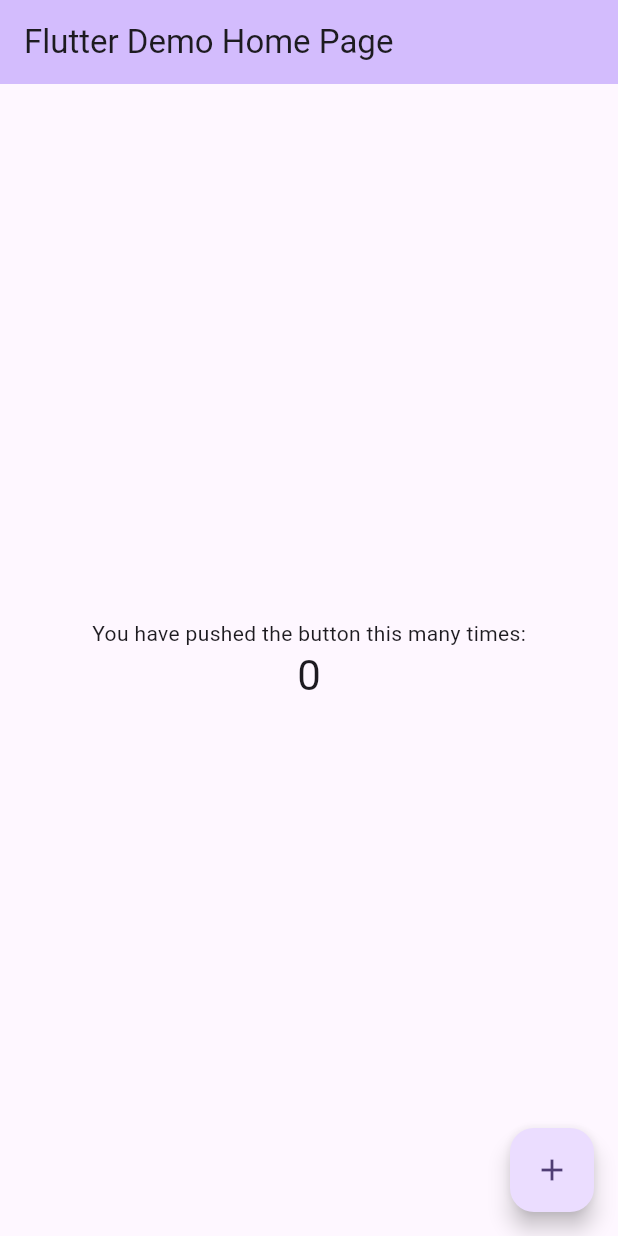
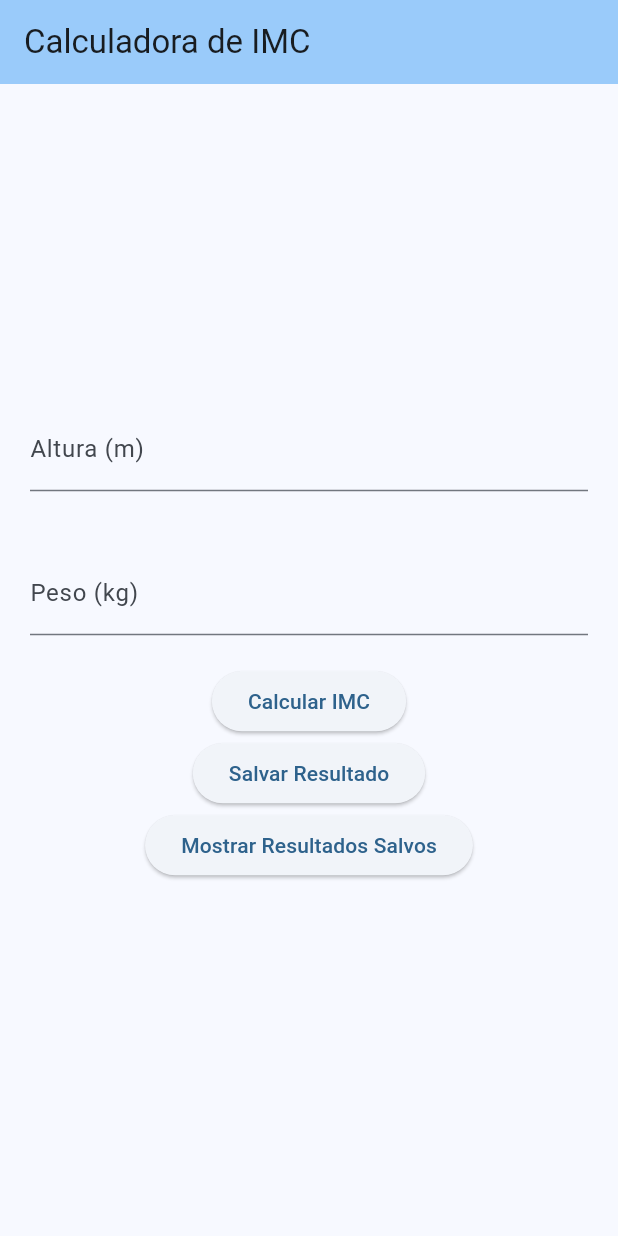
Before and after one commit to EulerLCarvalho/app_imc1, a Flutter app: the screen it shows after launch, on a phone screen of 412 x 824 dp. Run offline on Flutter 3.47's test engine with Material 2 defaults, Android fonts, the phone set to English and light mode, and no system bars.

Commit message:
Update main.dart

```diff
--- a/lib/main.dart
+++ b/lib/main.dart
@@ -4,49 +4,44 @@ void main() {
   runApp(const MyApp());
 }
 
+class Pessoa {
+  double altura;
+  double peso;
+
+  Pessoa({required this.altura, required this.peso});
+
+  double calcularIMC() {
+    return peso / (altura * altura);
+  }
+}
+
+class ListaDeImc {
+  List<String> lista = [];
+
+  void adicionarIMC(String imc) {
+    lista.add(imc);
+  }
+}
+
 class MyApp extends StatelessWidget {
   const MyApp({super.key});
 
-  // This widget is the root of your application.
   @override
   Widget build(BuildContext context) {
     return MaterialApp(
-      title: 'Flutter Demo',
+      title: 'Calculadora de IMC',
       theme: ThemeData(
-        // This is the theme of your application.
-        //
-        // TRY THIS: Try running your application with "flutter run". You'll see
-        // the application has a blue toolbar. Then, without quitting the app,
-        // try changing the seedColor in the colorScheme below to Colors.green
-        // and then invoke "hot reload" (save your changes or press the "hot
-        // reload" button in a Flutter-supported IDE, or press "r" if you used
-        // the command line to start the app).
-        //
-        // Notice that the counter didn't reset back to zero; the application
-        // state is not lost during the reload. To reset the state, use hot
-        // restart instead.
-        //
-        // This works for code too, not just values: Most code changes can be
-        // tested with just a hot reload.
-        colorScheme: ColorScheme.fromSeed(seedColor: Colors.deepPurple),
+        colorScheme:
+            ColorScheme.fromSeed(seedColor: Color.fromARGB(255, 11, 139, 212)),
         useMaterial3: true,
       ),
-      home: const MyHomePage(title: 'Flutter Demo Home Page'),
+      home: const MyHomePage(title: 'Calculadora de IMC'),
     );
   }
 }
 
 class MyHomePage extends StatefulWidget {
   const MyHomePage({super.key, required this.title});
-
-  // This widget is the home page of your application. It is stateful, meaning
-  // that it has a State object (defined below) that contains fields that affect
-  // how it looks.
-
-  // This class is the configuration for the state. It holds the values (in this
-  // case the title) provided by the parent (in this case the App widget) and
-  // used by the build method of the State. Fields in a Widget subclass are
-  // always marked "final".
 
   final String title;
 
@@ -55,71 +50,109 @@ class MyHomePage extends StatefulWidget {
 }
 
 class _MyHomePageState extends State<MyHomePage> {
-  int _counter = 0;
+  TextEditingController alturaController = TextEditingController();
+  TextEditingController pesoController = TextEditingController();
+  String resultado = '';
+  ListaDeImc listaIMC = ListaDeImc(); // Adicionando uma instância de ListaDeImc
 
-  void _incrementCounter() {
+  void calcularIMC() {
+    double altura = double.parse(alturaController.text);
+    double peso = double.parse(pesoController.text);
+
+    Pessoa pessoa = Pessoa(altura: altura, peso: peso);
+    double imc = pessoa.calcularIMC();
+
+    listaIMC.adicionarIMC(imc.toStringAsFixed(2)); // Adicionando o IMC à lista
+
     setState(() {
-      // This call to setState tells the Flutter framework that something has
-      // changed in this State, which causes it to rerun the build method below
-      // so that the display can reflect the updated values. If we changed
-      // _counter without calling setState(), then the build method would not be
-      // called again, and so nothing would appear to happen.
-      _counter++;
+      resultado = 'Seu IMC é: ${imc.toStringAsFixed(2)}';
     });
+  }
+
+  void salvarResultado() {
+    double altura = double.parse(alturaController.text);
+    double peso = double.parse(pesoController.text);
+
+    Pessoa pessoa = Pessoa(altura: altura, peso: peso);
+    double imc = pessoa.calcularIMC();
+
+    listaIMC.adicionarIMC(imc.toStringAsFixed(2));
+
+    setState(() {
+      resultado = 'Seu IMC é: ${imc.toStringAsFixed(2)}';
+    });
+  }
+
+  void mostraResultadosSalvos() {
+    showDialog(
+      context: context,
+      builder: (BuildContext context) {
+        return AlertDialog(
+          title: Text('Resultados Salvos'),
+          content: Column(
+            children: listaIMC.lista.map((resultado) {
+              return Text('Seu Imc é $resultado');
+            }).toList(),
+          ),
+          actions: [
+            TextButton(
+              onPressed: () {
+                Navigator.pop(context);
+              },
+              child: Text('Fechar'),
+            ),
+          ],
+        );
+      },
+    );
   }
 
   @override
   Widget build(BuildContext context) {
-    // This method is rerun every time setState is called, for instance as done
-    // by the _incrementCounter method above.
-    //
-    // The Flutter framework has been optimized to make rerunning build methods
-    // fast, so that you can just rebuild anything that needs updating rather
-    // than having to individually change instances of widgets.
+    EdgeInsetsGeometry padding = EdgeInsets.all(20.0);
     return Scaffold(
       appBar: AppBar(
-        // TRY THIS: Try changing the color here to a specific color (to
-        // Colors.amber, perhaps?) and trigger a hot reload to see the AppBar
-        // change color while the other colors stay the same.
         backgroundColor: Theme.of(context).colorScheme.inversePrimary,
-        // Here we take the value from the MyHomePage object that was created by
-        // the App.build method, and use it to set our appbar title.
         title: Text(widget.title),
       ),
       body: Center(
-        // Center is a layout widget. It takes a single child and positions it
-        // in the middle of the parent.
         child: Column(
-          // Column is also a layout widget. It takes a list of children and
-          // arranges them vertically. By default, it sizes itself to fit its
-          // children horizontally, and tries to be as tall as its parent.
-          //
-          // Column has various properties to control how it sizes itself and
-          // how it positions its children. Here we use mainAxisAlignment to
-          // center the children vertically; the main axis here is the vertical
-          // axis because Columns are vertical (the cross axis would be
-          // horizontal).
-          //
-          // TRY THIS: Invoke "debug painting" (choose the "Toggle Debug Paint"
-          // action in the IDE, or press "p" in the console), to see the
-          // wireframe for each widget.
           mainAxisAlignment: MainAxisAlignment.center,
           children: <Widget>[
-            const Text(
-              'You have pushed the button this many times:',
+            Padding(
+              padding: padding,
+              child: TextField(
+                  controller: alturaController,
+                  keyboardType: TextInputType.number,
+                  decoration: InputDecoration(
+                    labelText: 'Altura (m)',
+                  )),
             ),
-            Text(
-              '$_counter',
-              style: Theme.of(context).textTheme.headlineMedium,
+            Padding(
+              padding: padding,
+              child: TextField(
+                  controller: pesoController,
+                  keyboardType: TextInputType.number,
+                  decoration: InputDecoration(
+                    labelText: 'Peso (kg)',
+                  )),
             ),
+            ElevatedButton(
+              onPressed: calcularIMC,
+              child: Text('Calcular IMC'),
+            ),
+            ElevatedButton(
+              onPressed: salvarResultado,
+              child: Text('Salvar Resultado'),
+            ),
+            ElevatedButton(
+                onPressed: mostraResultadosSalvos,
+                child: Text('Mostrar Resultados Salvos')),
+            SizedBox(height: 20),
+            Text(resultado),
           ],
         ),
       ),
-      floatingActionButton: FloatingActionButton(
-        onPressed: _incrementCounter,
-        tooltip: 'Increment',
-        child: const Icon(Icons.add),
-      ), // This trailing comma makes auto-formatting nicer for build methods.
     );
   }
 }
```
